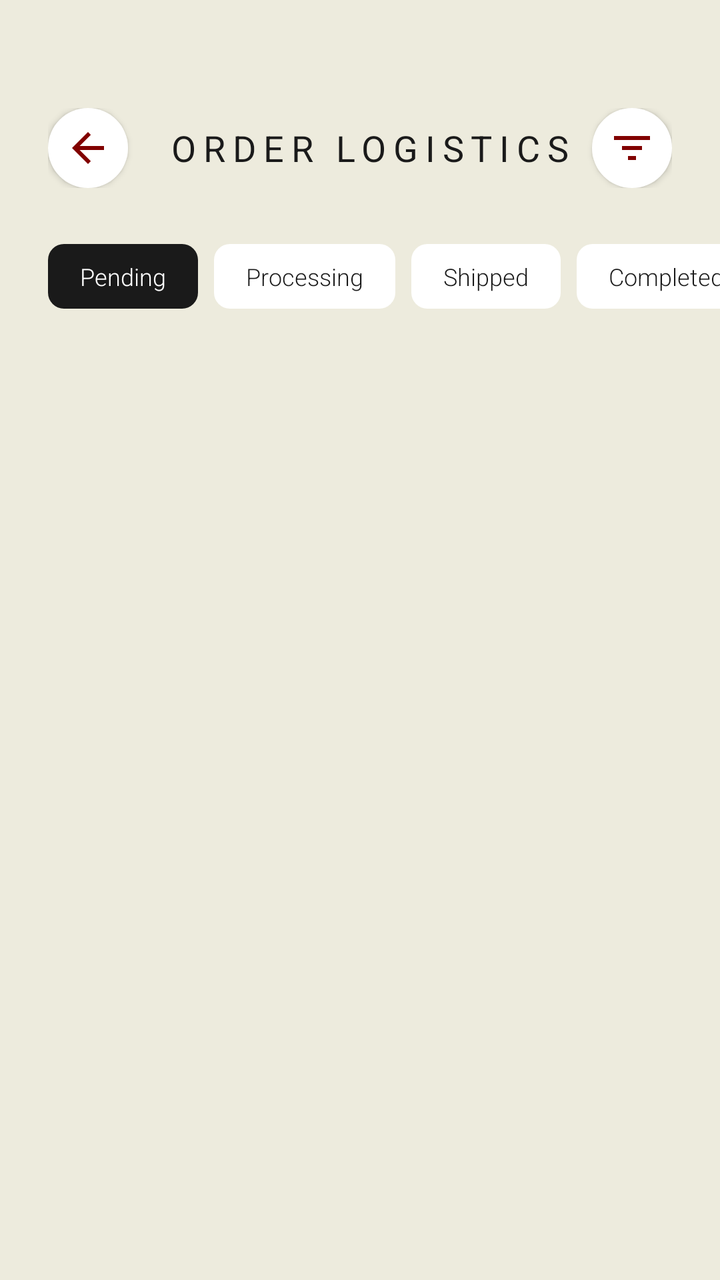
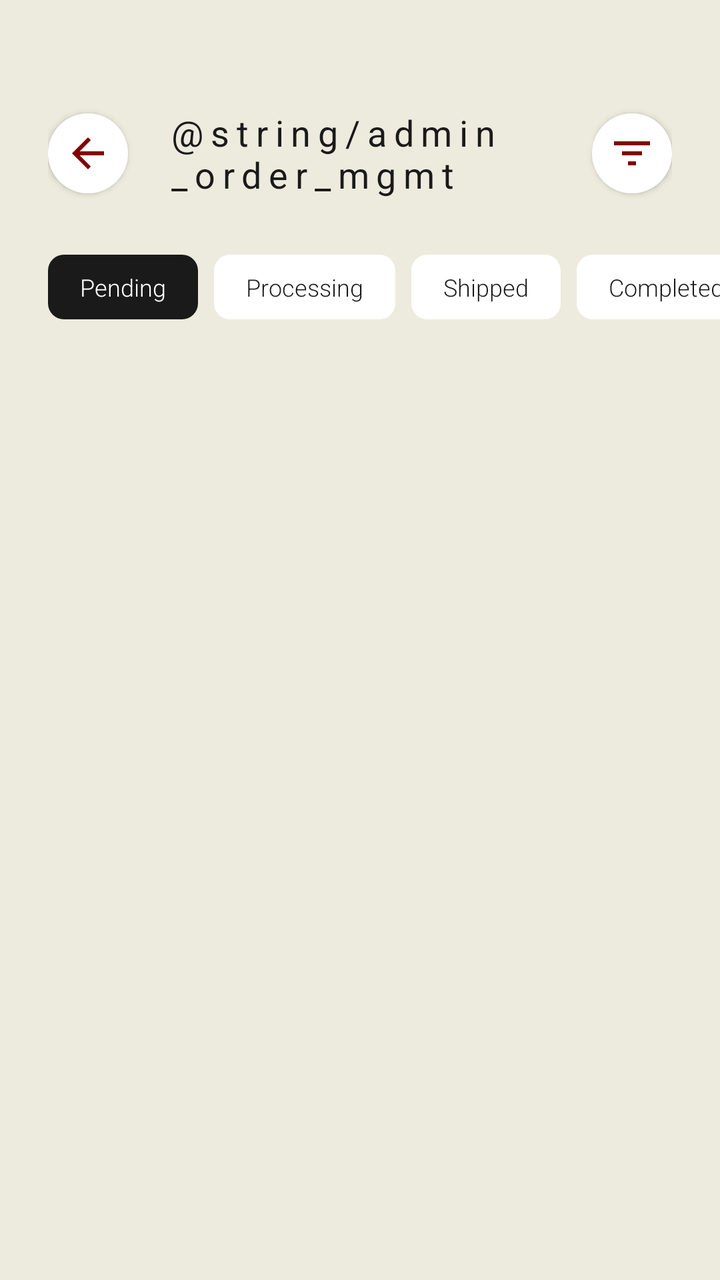

Screens rendered from an Android XML layout before and after an edit, with the pre-edit source and the edit as a unified diff.
<!-- AndroidManifest.xml: activity theme Theme.Saive -->
<!-- res/layout/activity_order_management.xml -->
<?xml version="1.0" encoding="utf-8"?>
<androidx.constraintlayout.widget.ConstraintLayout xmlns:android="http://schemas.android.com/apk/res/android"
    xmlns:app="http://schemas.android.com/apk/res-auto"
    xmlns:tools="http://schemas.android.com/tools"
    android:layout_width="match_parent"
    android:layout_height="match_parent"
    android:background="@color/colorCotton"
    tools:context=".ui.OrderManagementActivity">

    
    <LinearLayout
        android:id="@+id/toolbar"
        android:layout_width="match_parent"
        android:layout_height="wrap_content"
        android:orientation="horizontal"
        android:paddingHorizontal="24dp"
        android:paddingTop="54dp"
        android:paddingBottom="20dp"
        android:gravity="center_vertical"
        app:layout_constraintTop_toTopOf="parent">

        <ImageButton
            android:id="@+id/btnBack"
            android:layout_width="40dp"
            android:layout_height="40dp"
            android:background="@drawable/bg_circle_white"
            android:elevation="2dp"
            android:src="@drawable/ic_back"
            app:tint="@color/colorMaroon" />

        <TextView
            android:layout_width="0dp"
            android:layout_height="wrap_content"
            android:layout_weight="1"
            android:layout_marginStart="20dp"
            android:text="ORDER LOGISTICS"
            style="@style/TextAppearance.Saive.SectionHeader"
            android:textSize="18sp"
            android:textColor="@color/colorNoirBlack"
            android:letterSpacing="0.2" />

        <ImageButton
            android:id="@+id/btnFilter"
            android:layout_width="40dp"
            android:layout_height="40dp"
            android:background="@drawable/bg_circle_white"
            android:elevation="2dp"
            android:src="@drawable/ic_filter"
            app:tint="@color/colorMaroon" />
    </LinearLayout>

    
    <HorizontalScrollView
        android:id="@+id/orderTabsScroll"
        android:layout_width="match_parent"
        android:layout_height="wrap_content"
        android:layout_marginTop="8dp"
        android:scrollbars="none"
        app:layout_constraintTop_toBottomOf="@id/toolbar">

        <LinearLayout
            android:layout_width="wrap_content"
            android:layout_height="wrap_content"
            android:orientation="horizontal"
            android:paddingHorizontal="24dp">

            <TextView
                android:layout_width="wrap_content"
                android:layout_height="wrap_content"
                android:text="Pending"
                android:paddingVertical="8dp"
                android:paddingHorizontal="16dp"
                android:background="@drawable/bg_rounded_black_12dp"
                android:textColor="@color/white"
                android:textSize="12sp"
                android:layout_marginEnd="8dp"/>

            <TextView
                android:layout_width="wrap_content"
                android:layout_height="wrap_content"
                android:text="Processing"
                android:paddingVertical="8dp"
                android:paddingHorizontal="16dp"
                android:background="@drawable/bg_rounded_white_8dp"
                android:textColor="@color/colorNoirBlack"
                android:textSize="12sp"
                android:layout_marginEnd="8dp"/>

            <TextView
                android:layout_width="wrap_content"
                android:layout_height="wrap_content"
                android:text="Shipped"
                android:paddingVertical="8dp"
                android:paddingHorizontal="16dp"
                android:background="@drawable/bg_rounded_white_8dp"
                android:textColor="@color/colorNoirBlack"
                android:textSize="12sp"
                android:layout_marginEnd="8dp"/>

            <TextView
                android:layout_width="wrap_content"
                android:layout_height="wrap_content"
                android:text="Completed"
                android:paddingVertical="8dp"
                android:paddingHorizontal="16dp"
                android:background="@drawable/bg_rounded_white_8dp"
                android:textColor="@color/colorNoirBlack"
                android:textSize="12sp"/>
        </LinearLayout>
    </HorizontalScrollView>

    <androidx.recyclerview.widget.RecyclerView
        android:id="@+id/rvOrders"
        android:layout_width="match_parent"
        android:layout_height="0dp"
        android:layout_marginTop="20dp"
        android:paddingHorizontal="24dp"
        android:clipToPadding="false"
        android:overScrollMode="never"
        app:layout_constraintTop_toBottomOf="@id/orderTabsScroll"
        app:layout_constraintBottom_toBottomOf="parent" />

</androidx.constraintlayout.widget.ConstraintLayout>
<!-- resources referenced by this layout -->
<resources>
  <color name="colorCotton">#EDEBDD</color>
  <color name="colorMaroon">#810100</color>
  <color name="colorNoirBlack">#1A1A1A</color>
  <color name="white">#FFFFFFFF</color>
  <!-- drawable bg_circle_white (drawable) -->
  <?xml version="1.0" encoding="utf-8"?>
  <shape xmlns:android="http://schemas.android.com/apk/res/android">
      <solid android:color="@color/white" />
      <corners android:radius="1000dp" />
  </shape>
  <!-- drawable bg_rounded_black_12dp (drawable) -->
  <?xml version="1.0" encoding="utf-8"?>
  <shape xmlns:android="http://schemas.android.com/apk/res/android">
      <solid android:color="@color/colorNoirBlack" />
      <corners android:radius="8dp" />
  </shape>
  <!-- drawable bg_rounded_white_8dp (drawable) -->
  <?xml version="1.0" encoding="utf-8"?>
  <shape xmlns:android="http://schemas.android.com/apk/res/android">
      <solid android:color="@color/white" />
      <corners android:radius="8dp" />
  </shape>
  <style name="TextAppearance.Saive.SectionHeader" parent="TextAppearance.Saive.Header">
          <item name="android:textSize">@dimen/text_size_h3</item>
          <item name="android:textStyle">normal</item>
          <item name="android:textAllCaps">false</item>
      </style>
  <style name="Theme.Saive" parent="Base.Theme.Saive" />
  <dimen name="text_size_h3">20sp</dimen>
  <style name="Base.Theme.Saive" parent="Theme.Material3.DayNight.NoActionBar">
          <item name="android:windowActivityTransitions">true</item>
          <item name="android:windowContentTransitions">true</item>
          <item name="android:windowSharedElementEnterTransition">@android:transition/move</item>
          <item name="android:windowSharedElementExitTransition">@android:transition/move</item>
          <item name="android:windowLightStatusBar">true</item>
          <item name="android:statusBarColor">@color/colorCotton</item>
  
          
          <item name="colorPrimary">@color/colorMaroon</item>
          <item name="colorOnPrimary">@color/white</item>
          <item name="colorPrimaryContainer">@color/colorMaroon</item>
          <item name="colorOnPrimaryContainer">@color/white</item>
          <item name="colorSecondary">@color/colorSand</item>
          <item name="colorOnSecondary">@color/white</item>
          <item name="colorTertiary">@color/colorNoirBlack</item>
          <item name="android:colorBackground">@color/colorCotton</item>
          <item name="colorSurface">@color/colorCotton</item>
          <item name="colorOnSurface">@color/colorNoirBlack</item>
  
          
          <item name="android:fontFamily">sans-serif-light</item>
          <item name="textAppearanceHeadlineLarge">@style/TextAppearance.Saive.Header</item>
          <item name="textAppearanceHeadlineMedium">@style/TextAppearance.Saive.Header</item>
          <item name="textAppearanceTitleLarge">@style/TextAppearance.Saive.SectionHeader</item>
          <item name="textAppearanceBodyLarge">@style/TextAppearance.Saive.Thin</item>
          <item name="textAppearanceBodyMedium">@style/TextAppearance.Saive.Light</item>
          <item name="textAppearanceLabelLarge">@style/TextAppearance.Saive.Label</item>
      </style>
  <dimen name="text_size_h1">28sp</dimen>
  <color name="colorSand">#A89B85</color>
  <style name="TextAppearance.Saive.Thin" parent="TextAppearance.MaterialComponents.Body1">
          <item name="android:fontFamily">sans-serif-light</item>
          <item name="android:letterSpacing">0.05</item>
      </style>
  <style name="TextAppearance.Saive.Light" parent="TextAppearance.MaterialComponents.Body2">
          <item name="android:fontFamily">sans-serif-light</item>
      </style>
  <dimen name="text_size_tiny">10sp</dimen>
  <!-- unchanged entries left out for length: 4 -->
</resources>

<!-- the commit's change to res/layout/activity_order_management.xml (unified diff, before → after) -->
@@ -33,7 +33,7 @@
             android:layout_height="wrap_content"
             android:layout_weight="1"
             android:layout_marginStart="20dp"
-            android:text="ORDER LOGISTICS"
+            android:text="@string/admin_order_mgmt"
             style="@style/TextAppearance.Saive.SectionHeader"
             android:textSize="18sp"
             android:textColor="@color/colorNoirBlack"
<!-- resource entries referenced after the edit -->
@@ -42,8 +42,8 @@
           <item name="colorOnPrimary">@color/white</item>
           <item name="colorPrimaryContainer">@color/colorMaroon</item>
           <item name="colorOnPrimaryContainer">@color/white</item>
-          <item name="colorSecondary">@color/colorSand</item>
-          <item name="colorOnSecondary">@color/white</item>
+          <item name="colorSecondaryContainer">@color/colorLinen</item>
+          <item name="colorOnSecondaryContainer">@color/colorNoirBlack</item>
           <item name="colorTertiary">@color/colorNoirBlack</item>
           <item name="android:colorBackground">@color/colorCotton</item>
           <item name="colorSurface">@color/colorCotton</item>
@@ -59,7 +59,7 @@
           <item name="textAppearanceLabelLarge">@style/TextAppearance.Saive.Label</item>
       </style>
   <dimen name="text_size_h1">28sp</dimen>
-  <color name="colorSand">#A89B85</color>
+  <color name="colorLinen">#D4C9B8</color>
   <style name="TextAppearance.Saive.Thin" parent="TextAppearance.MaterialComponents.Body1">
           <item name="android:fontFamily">sans-serif-light</item>
           <item name="android:letterSpacing">0.05</item>
